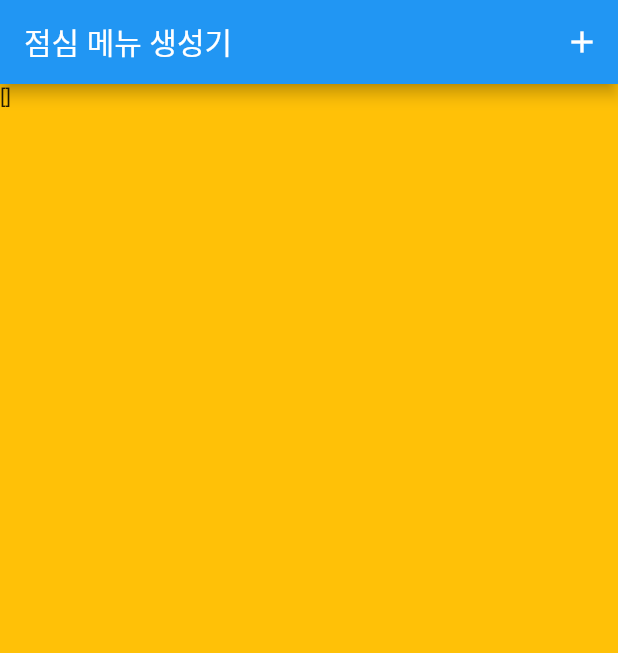
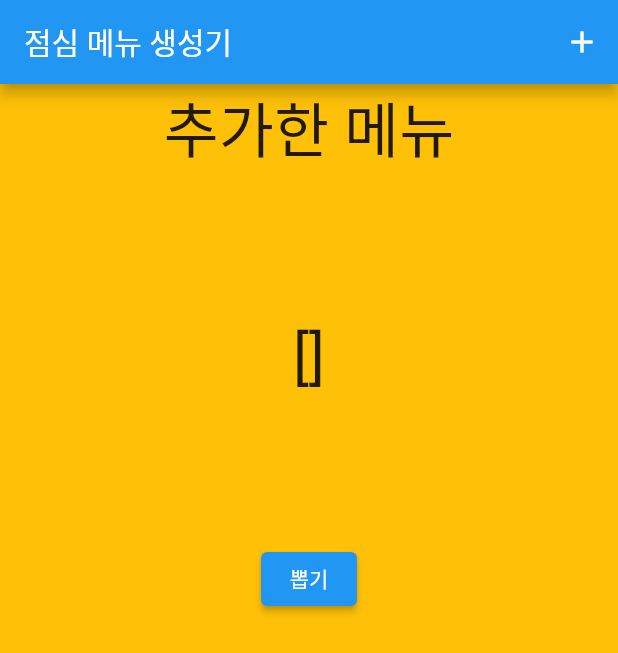
Before and after one commit to dksalsgus/flutter_lunch_menu_selector, a Flutter app: the screen it shows after launch, on a phone screen of 412 x 824 dp. Shown: the top 653 px of the screen. Run offline on Flutter 3.47's test engine with Material 2 defaults, Android fonts, the phone set to English and light mode, and no system bars.

Commit message:
뽑기 버튼 추가

```diff
--- a/lib/lanchmenu.dart
+++ b/lib/lanchmenu.dart
@@ -1,3 +1,5 @@
+import 'dart:math';
+
 import 'package:flutter/cupertino.dart';
 import 'package:flutter/material.dart';
 
@@ -34,9 +36,67 @@ class _LanchMenuState extends State<LanchMenu> {
         width: double.infinity,
         height: double.infinity,
         color: Colors.amber,
-        child: Text(_menuList.toString()),
+        child: _getBody(),
       ),
     );
+  }
+
+  Widget _getBody() {
+    return Container(
+      width: double.infinity,
+      child: Column(
+        children: <Widget>[
+          const Text(
+            '추가한 메뉴',
+            style: TextStyle(fontSize: 40),
+          ),
+          const SizedBox(
+            height: 100,
+          ),
+          Text(
+            _menuList.toString(),
+            style: const TextStyle(fontSize: 40),
+          ),
+          const SizedBox(
+            height: 100,
+          ),
+          ElevatedButton(
+              onPressed: () => _selectButtonEvent(), child: const Text('뽑기'))
+        ],
+      ),
+      alignment: Alignment.center,
+    );
+  }
+
+  void _selectButtonEvent() {
+    if (_menuList.length > 2) {
+      // 메뉴가 있는 경우
+      _getRandomMenu();
+    } else {
+      showDialog(
+          context: context,
+          builder: (BuildContext context) {
+            return AlertDialog(
+              title: Text('메뉴를 3개 이상 추가해주세요'),
+              actions: [
+                TextButton(
+                    onPressed: () => Navigator.pop(context), child: Text('OK'))
+              ],
+            );
+          });
+    }
+  }
+
+  void _getRandomMenu() {
+    Random _random = new Random();
+    showDialog(
+        context: context,
+        builder: (BuildContext context) {
+          return AlertDialog(
+            title: Text('오늘의 점심 메뉴는?'),
+            content: Text(_menuList[_random.nextInt(_menuList.length)]),
+          );
+        });
   }
 
   void _getBottomSheet() {
```
